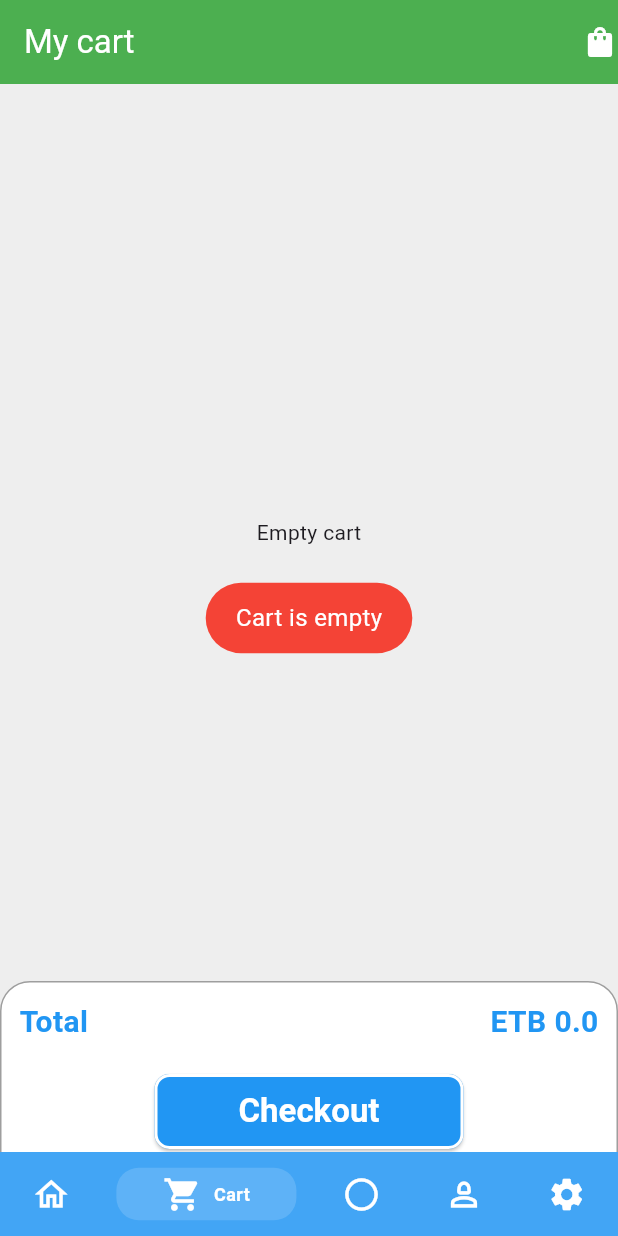
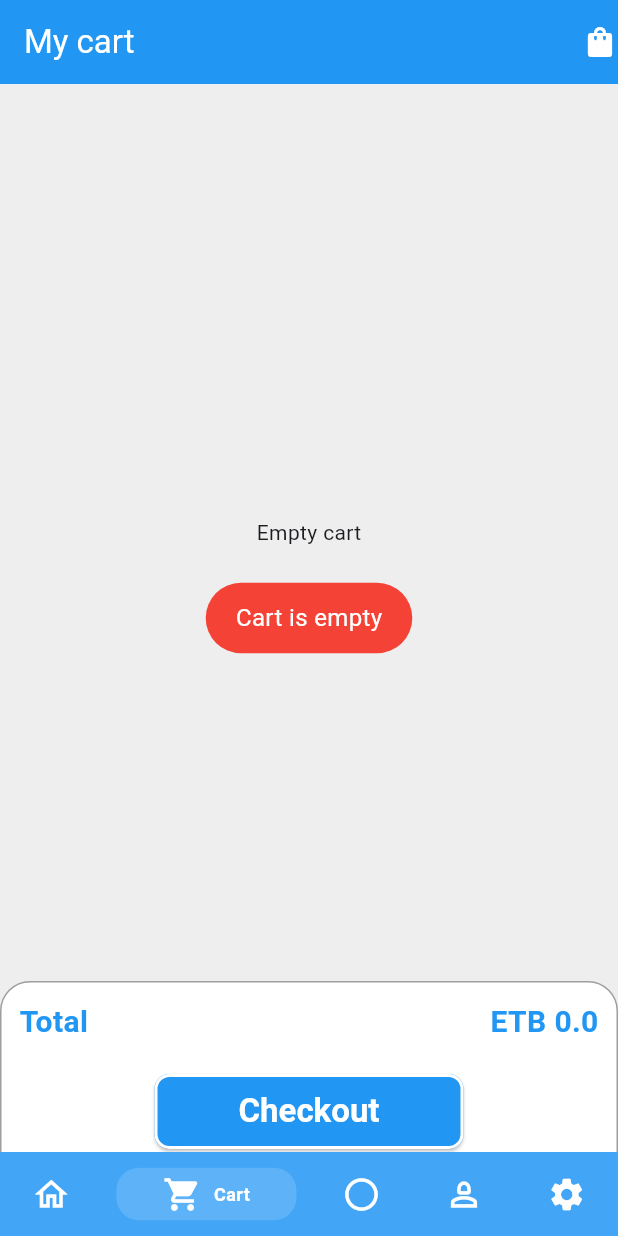
Before and after one commit to Tafess/Final_project, a Flutter app: the screen it shows once a user with an empty profile is signed in, item 2 of the bottom bar chosen, after a tap on "Checkout", on a phone screen of 412 x 824 dp. Run offline on Flutter 3.47's test engine with Material 3 defaults, Android fonts, the phone set to English and light mode, and no system bars; drawn by our look-alikes of persistent_bottom_nav_bar; our stand-ins replace cloud_firestore, firebase_auth, firebase_core, firebase_messaging, firebase_storage, fluttertoast and 1 more; missing offline and left inert: flutter_stripe; accounts and stored records are empty.

```diff
--- a/lib/firebase_helper/firebase_firestore_helper/firebase_firestore_helper.dart
+++ b/lib/firebase_helper/firebase_firestore_helper/firebase_firestore_helper.dart
@@ -7,7 +7,6 @@ import 'package:belkis_marketplace/models/product_model/product_model.dart';
 import 'package:belkis_marketplace/models/user_model.dart';
 import 'package:cloud_firestore/cloud_firestore.dart';
 import 'package:firebase_auth/firebase_auth.dart';
-import 'package:firebase_core/firebase_core.dart';
 import 'package:firebase_messaging/firebase_messaging.dart';
 import 'package:flutter/cupertino.dart';
 
@@ -77,7 +76,7 @@ class FirebaseFirestoreHelper {
       for (var element in list) {
         totalPrice += element.price * element.quantity!;
       }
-      DocumentReference documentReference = await _firebaseFirestore
+      DocumentReference documentReference = _firebaseFirestore
           .collection('userOrders')
           .doc(FirebaseAuth.instance.currentUser!.uid)
           .collection('orders')
@@ -112,7 +111,7 @@ class FirebaseFirestoreHelper {
   }
 
   ///////// get order user //////
-  ///
+
 
   Future<List<OrderModel>> getUserOrder() async {
     try {
--- a/lib/models/order_model.dart
+++ b/lib/models/order_model.dart
@@ -1,5 +1,3 @@
-import 'dart:convert';
-
 import 'package:belkis_marketplace/models/product_model/product_model.dart';
 
 class OrderModel {
--- a/lib/models/user_model.dart
+++ b/lib/models/user_model.dart
@@ -1,8 +1,8 @@
 import 'dart:convert';
 
-UserModel UserModelFromJson(String str) => UserModel.fromJson(json.decode(str));
+UserModel userModelFromJson(String str) => UserModel.fromJson(json.decode(str));
 
-String UserModelToJson(UserModel data) => json.encode(data.toJson());
+String userModelToJson(UserModel data) => json.encode(data.toJson());
 
 class UserModel {
   String? image;
--- a/lib/provider/app_provider.dart
+++ b/lib/provider/app_provider.dart
@@ -1,3 +1,5 @@
+// ignore_for_file: use_build_context_synchronously
+
 import 'package:belkis_marketplace/constants/constants.dart';
 import 'package:belkis_marketplace/firebase_helper/firebase_firestore_helper/firebase_firestore_helper.dart';
 import 'package:belkis_marketplace/firebase_helper/firebase_storage_helper.dart';
--- a/lib/screens/account_screen.dart
+++ b/lib/screens/account_screen.dart
@@ -22,7 +22,7 @@ class _AccountScreenState extends State<AccountScreen> {
 
     return Scaffold(
       appBar: AppBar(
-        backgroundColor: Colors.green,
+        backgroundColor: Colors.blue,
         foregroundColor: Colors.white,
         title: const Text('My profile'),
         actions: const [
--- a/lib/screens/cart_screen.dart
+++ b/lib/screens/cart_screen.dart
@@ -2,7 +2,6 @@ import 'package:belkis_marketplace/constants/constants.dart';
 import 'package:belkis_marketplace/constants/routes.dart';
 import 'package:belkis_marketplace/provider/app_provider.dart';
 import 'package:belkis_marketplace/screens/cart_checkout.dart';
-import 'package:belkis_marketplace/screens/check_out.dart';
 import 'package:belkis_marketplace/screens/single_cart.dart';
 import 'package:belkis_marketplace/widgets/primary_button/primary_button.dart';
 import 'package:flutter/material.dart';
@@ -23,7 +22,7 @@ class _CartScreenState extends State<CartScreen> {
 
     return Scaffold(
       appBar: AppBar(
-        backgroundColor: Colors.green,
+        backgroundColor: Colors.blue,
         foregroundColor: Colors.white,
         title: const Text('My cart'),
         actions: const [
@@ -69,8 +68,8 @@ class _CartScreenState extends State<CartScreen> {
                     if (appProvider.getBuyproductList.isEmpty) {
                       showMessage('Cart is empty');
                     } else {
-                      Routes.instance
-                          .push(widget: CartItemCheckout(), context: context);
+                      Routes.instance.push(
+                          widget: const CartItemCheckout(), context: context);
                     }
                   },
                 )
--- a/lib/screens/category_view/category_view.dart
+++ b/lib/screens/category_view/category_view.dart
@@ -18,6 +18,7 @@ class CategoryView extends StatefulWidget {
 class _CategoryViewState extends State<CategoryView> {
   List<ProductModel> productModelList = [];
   bool isLoding = false;
+
 
   get categoriesList => null;
   void getCategoyList() async {
--- a/lib/screens/change_password_screen.dart
+++ b/lib/screens/change_password_screen.dart
@@ -19,7 +19,7 @@ class _ChangePasswordScreenState extends State<ChangePasswordScreen> {
   Widget build(BuildContext context) {
     return Scaffold(
       appBar: AppBar(
-        backgroundColor: Colors.green,
+        backgroundColor: Colors.blue,
         foregroundColor: Colors.white,
         title: const Text('Change Password'),
         actions: const [
--- a/lib/screens/edit_profile_screen.dart
+++ b/lib/screens/edit_profile_screen.dart
@@ -74,7 +74,7 @@ class _EditProfileState extends State<EditProfile> {
               child: PrimaryButton(
                   onPressed: () async {
                     UserModel userModel = appProvider.getUserInformation
-                        .copyWith(image: textEditingController.text);
+                        .copyWith(name: textEditingController.text);
                     appProvider.updateUserInfoFirebase(
                         context, userModel, image);
                   },
--- a/lib/screens/favorite_screen.dart
+++ b/lib/screens/favorite_screen.dart
@@ -12,7 +12,7 @@ class FavoriteScreen extends StatelessWidget {
 
     return Scaffold(
       appBar: AppBar(
-        backgroundColor: Colors.green,
+        backgroundColor: Colors.blue,
         foregroundColor: Colors.white,
         title: const Text('Favorites'),
         actions: const [
--- a/lib/screens/home/home.dart
+++ b/lib/screens/home/home.dart
@@ -154,18 +154,22 @@ class _HomeState extends State<Home> {
                                                       },
                                                       child: Card(
                                                         color: Colors.white,
-                                                        elevation: 3,
+                                                        elevation: 0,
                                                         shape:
                                                             RoundedRectangleBorder(
                                                           borderRadius:
                                                               BorderRadius
-                                                                  .circular(20),
+                                                                  .circular(10),
                                                         ),
                                                         child: SizedBox(
-                                                          height: 100,
-                                                          width: 100,
-                                                          child: Image.network(
+                                                          height: 50,
+                                                          width: 50,
+                                                          child: ClipOval(
+                                                            child:
+                                                                Image.network(
                                                               category.image,
+                                                              fit: BoxFit.cover,
+                                                            ),
                                                           ),
                                                         ),
                                                       ),
@@ -236,11 +240,13 @@ class _HomeState extends State<Home> {
                                                     },
                                                     child: Column(children: [
                                                       SizedBox(
-                                                        height: 70,
+                                                        height: 50,
                                                         width: double.infinity,
+                                                        child: ClipOval(
                                                           child: Image.network(
                                                             singleProduct.image,
                                                             fit: BoxFit.cover,
+                                                          ),
                                                         ),
                                                       ),
                                                       const SizedBox(
@@ -332,14 +338,16 @@ class _HomeState extends State<Home> {
                                                         child:
                                                             Column(children: [
                                                           SizedBox(
-                                                            height: 70,
-                                                            width:
-                                                                double.infinity,
+                                                            height: 50,
+                                                            width: 50,
+                                                            child: ClipOval(
                                                               child:
                                                                   Image.network(
                                                                 singleProduct
                                                                     .image,
-                                                              fit: BoxFit.cover,
+                                                                fit: BoxFit
+                                                                    .cover,
+                                                              ),
                                                             ),
                                                           ),
                                                           const SizedBox(
--- a/pubspec.yaml
+++ b/pubspec.yaml
@@ -79,8 +79,8 @@ flutter_native_splash:
   # of your splash screen to a solid color.  Use background_image to set the background of your
   # splash screen to a png image.  This is useful for gradients. The image will be stretch to the
   # size of the app. Only one parameter can be used, color and background_image cannot both be set.
-  color: "#42a5f5"
-  #background_image: "assets/background.png"
+  color: "#ffffff"
+  background_image: "assets/images/welcome.png"
   # platform.
   image: "assets/images/welcome.png"
   android: true
```
Also changed, not shown: lib/screens/auth_ui/sign_up/sign_up.dart (+1 -6 lines), lib/screens/cart_checkout.dart (+17 -20 lines), lib/screens/check_out.dart (+6 -8 lines), lib/screens/home/product_details/product_details.dart (+38 -5 lines), lib/screens/order_screen.dart (+48 -9 lines), lib/stripe_helper/stripe_helper.dart (+5 -5 lines), 1 other file. Lines whose indentation alone changed are shown as unchanged.
